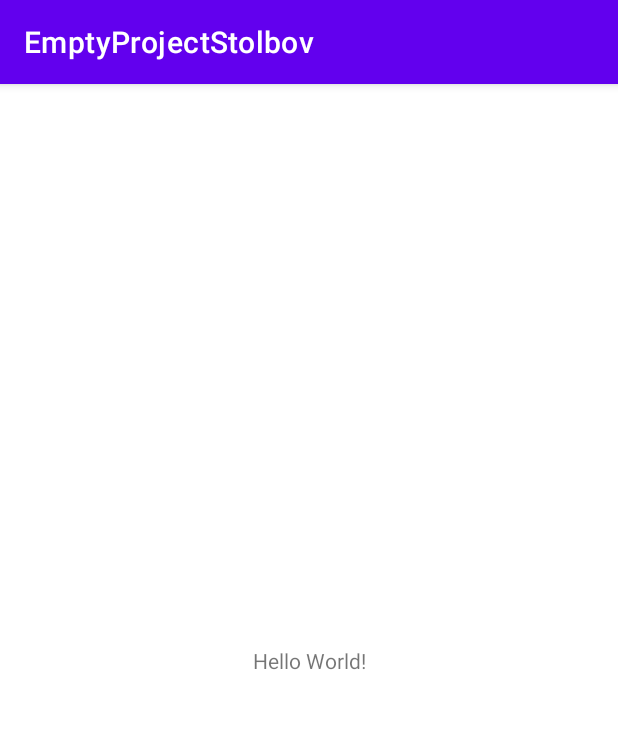
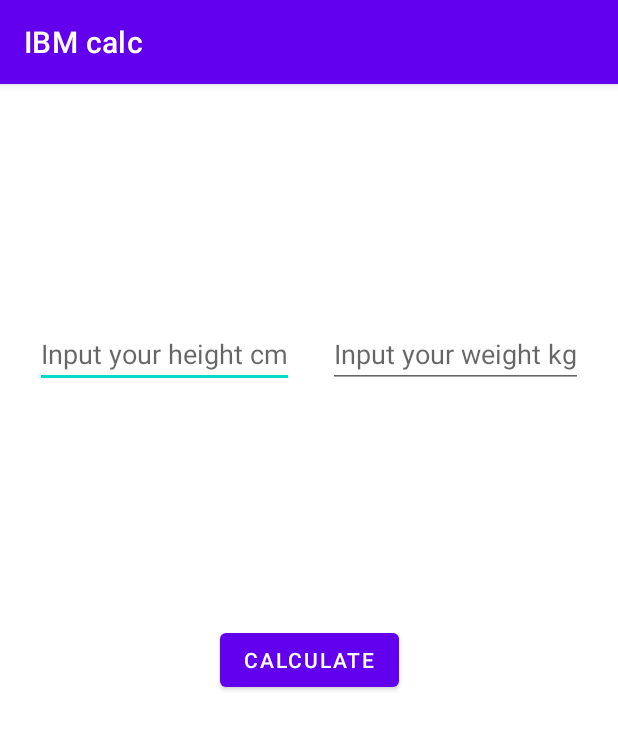
Before and after one commit to Epam-Android-Lab-21-22/Stolbov_Yaroslav, an Android app: the screen it shows after launch (MainActivity), on a phone screen of 412 x 824 dp. Shown: the top 729 px of the screen. Run offline under Robolectric (Android 15) with nearby library versions, the light colour scheme and no system bars.

Commit message:
ready to use app

```diff
--- a/app/src/main/java/com/stolbov/emptyprojectstolbov/MainActivity.kt
+++ b/app/src/main/java/com/stolbov/emptyprojectstolbov/MainActivity.kt
@@ -1,11 +1,57 @@
 package com.stolbov.emptyprojectstolbov
 
+import android.os.Bundle
+import android.widget.Button
+import android.widget.EditText
+import android.widget.TextView
+import android.widget.Toast
 import androidx.appcompat.app.AppCompatActivity
-import android.os.Bundle
 
 class MainActivity : AppCompatActivity() {
+    private lateinit var buttonResult: Button
+    private lateinit var editHeight: EditText
+    private lateinit var editWeight: EditText
+    private lateinit var textResult: TextView
+
     override fun onCreate(savedInstanceState: Bundle?) {
         super.onCreate(savedInstanceState)
         setContentView(R.layout.activity_main)
+
+        buttonResult = findViewById(R.id.button_result)
+        editHeight = findViewById(R.id.edit_height)
+        editWeight = findViewById(R.id.edit_weight)
+        textResult = findViewById(R.id.text_view_result)
+
+        buttonResult.setOnClickListener {
+
+            if (checkFields()) return@setOnClickListener
+
+            textResult.text = IBMCalculator.getIBM(editHeight.text.toString().toInt(), editWeight.text.toString().toInt())
+
+        }
+    }
+
+    private fun checkFields(): Boolean {
+        if (editHeight.text.toString() == "" || editWeight.text.toString() == "") {
+            Toast.makeText(this, "Заполните все поля", Toast.LENGTH_SHORT).show()
+            return true
+        } else if (editHeight.text.toString().toInt() <= 0 || editWeight.text.toString().toInt() <= 0
+        ) {
+            Toast.makeText(this, "Некорректное значение", Toast.LENGTH_SHORT).show()
+            return true
+        }
+        return false
+    }
+
+    override fun onSaveInstanceState(outState: Bundle) {
+        super.onSaveInstanceState(outState)
+        outState.run {
+            putString("KEY", textResult.text.toString())
+        }
+    }
+
+    override fun onRestoreInstanceState(savedInstanceState: Bundle) {
+        super.onRestoreInstanceState(savedInstanceState)
+        textResult.text = savedInstanceState.getString("KEY")
     }
 }
--- a/app/src/main/res/layout/activity_main.xml
+++ b/app/src/main/res/layout/activity_main.xml
@@ -1,18 +1,53 @@
 <?xml version="1.0" encoding="utf-8"?>
-<androidx.constraintlayout.widget.ConstraintLayout
-    xmlns:android="http://schemas.android.com/apk/res/android"
+<androidx.constraintlayout.widget.ConstraintLayout xmlns:android="http://schemas.android.com/apk/res/android"
+    xmlns:app="http://schemas.android.com/apk/res-auto"
     xmlns:tools="http://schemas.android.com/tools"
-    xmlns:app="http://schemas.android.com/apk/res-auto"
     android:layout_width="match_parent"
     android:layout_height="match_parent"
     tools:context=".MainActivity">
+
+    <EditText
+        android:id="@+id/edit_height"
+        android:layout_width="wrap_content"
+        android:layout_height="wrap_content"
+        android:hint="@string/input_your_height"
+        android:inputType="number"
+        app:layout_constraintBottom_toTopOf="@+id/button_result"
+        app:layout_constraintEnd_toStartOf="@+id/edit_weight"
+        app:layout_constraintStart_toStartOf="parent"
+        app:layout_constraintTop_toTopOf="parent" />
+
+    <EditText
+        android:id="@+id/edit_weight"
+        android:layout_width="wrap_content"
+        android:layout_height="wrap_content"
+        android:hint="@string/input_your_weight"
+        android:inputType="number"
+        app:layout_constraintBottom_toTopOf="@+id/button_result"
+        app:layout_constraintStart_toEndOf="@+id/edit_height"
+        app:layout_constraintEnd_toEndOf="parent"
+        app:layout_constraintTop_toTopOf="parent" />
+
+    <Button
+        android:id="@+id/button_result"
+        android:layout_width="wrap_content"
+        android:layout_height="wrap_content"
+        android:text="@string/calculate"
+        app:layout_constraintBottom_toBottomOf="parent"
+        app:layout_constraintEnd_toEndOf="parent"
+        app:layout_constraintStart_toStartOf="parent"
+        app:layout_constraintTop_toTopOf="parent" />
+
     <TextView
-      android:layout_width="wrap_content"
-      android:layout_height="wrap_content"
-      android:text="Hello World!"
-      app:layout_constraintBottom_toBottomOf="parent"
-      app:layout_constraintLeft_toLeftOf="parent"
-      app:layout_constraintRight_toRightOf="parent"
-      app:layout_constraintTop_toTopOf="parent" />
+        android:id="@+id/text_view_result"
+        android:layout_width="wrap_content"
+        android:layout_height="wrap_content"
+        android:gravity="center"
+        android:text=""
+        android:textSize="28sp"
+        app:layout_constraintBottom_toBottomOf="parent"
+        app:layout_constraintEnd_toEndOf="parent"
+        app:layout_constraintStart_toStartOf="parent"
+        app:layout_constraintTop_toBottomOf="@+id/button_result" />
 
-  </androidx.constraintlayout.widget.ConstraintLayout>
+</androidx.constraintlayout.widget.ConstraintLayout>
--- a/app/src/main/res/values/strings.xml
+++ b/app/src/main/res/values/strings.xml
@@ -1,3 +1,6 @@
 <resources>
-    <string name="app_name">EmptyProjectStolbov</string>
+    <string name="app_name">IBM calc</string>
+    <string name="input_your_height">Input your height cm</string>
+    <string name="input_your_weight">Input your weight kg</string>
+    <string name="calculate">Calculate</string>
 </resources>
```
Also changed, not shown: app/src/main/java/com/stolbov/emptyprojectstolbov/IBMCalculator.kt (added, +41 -0 lines).
